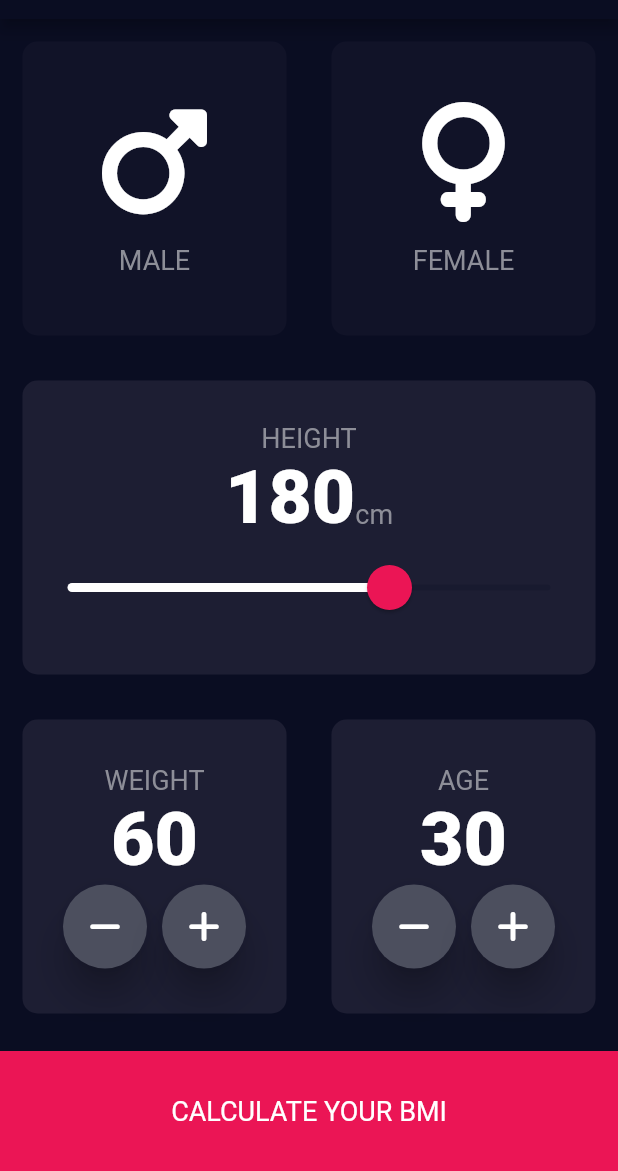
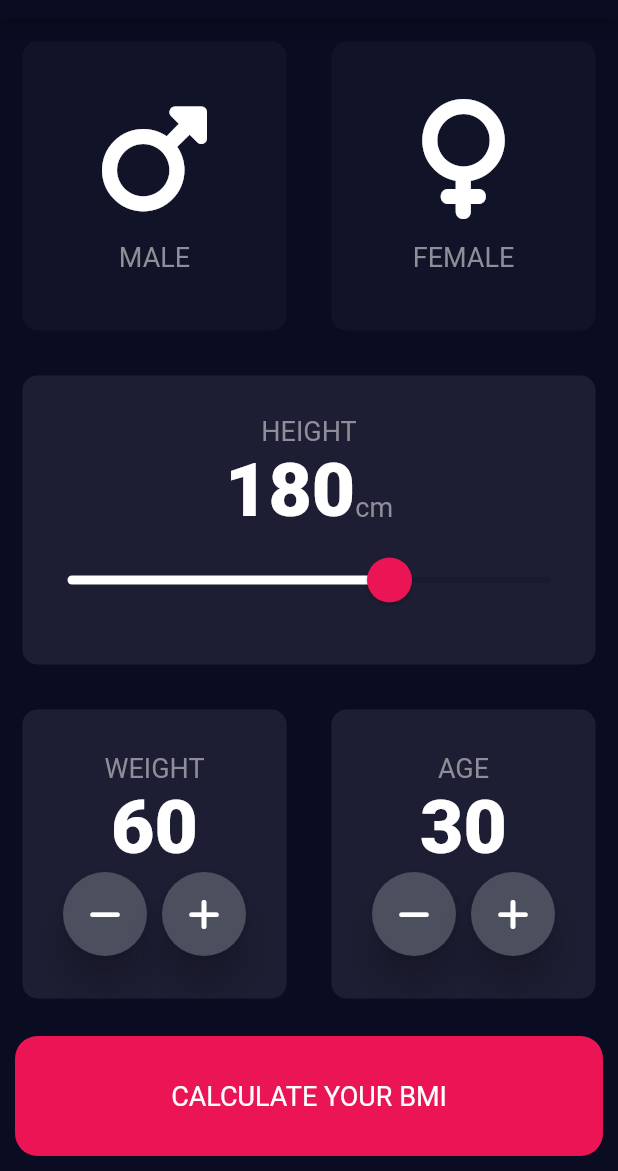
Before and after one commit to niladri60/BMICalculator, a Flutter app: the screen it shows after launch, on a phone screen of 412 x 824 dp, the part 65-1236 px from its top. Run offline on Flutter 3.47's test engine with Material 2 defaults, Android fonts, the phone set to English and light mode, and no system bars; our stand-ins replace font_awesome_flutter.

Commit message:
10th Commit

```diff
--- /dev/null
+++ b/lib/bottom_button.dart
@@ -0,0 +1,28 @@
+import 'package:flutter/material.dart';
+import 'constants.dart';
+class BottomButton extends StatelessWidget {
+  const BottomButton(
+      {super.key, required this.onPressed, required this.buttonTitle});
+
+  final VoidCallback onPressed;
+  final String buttonTitle;
+  @override
+  Widget build(BuildContext context) {
+    return GestureDetector(
+      onTap: onPressed,
+      child: Container(
+        decoration: kLargeButtonStyle,
+        // color: kbottomContainerColor,
+        margin: const EdgeInsets.all(10.0),
+        width: double.infinity,
+        height: 80.0,
+        child: Center(
+          child: Text(
+            buttonTitle,
+            style: TextStyle(color: Colors.white, fontSize: 18.0),
+          ),
+        ),
+      ),
+    );
+  }
+}
--- a/lib/constants.dart
+++ b/lib/constants.dart
@@ -11,3 +11,18 @@ const kNumberTextStyle = TextStyle(
   fontSize: 50.0,
   fontWeight: FontWeight.w900,
 );
+const kLargeButtonStyle = BoxDecoration(
+  color: kbottomContainerColor,
+  borderRadius: BorderRadius.all(
+    Radius.circular(15.0),
+  ),
+);
+const kTitleTextStyle = TextStyle(
+  fontSize: 40.0,
+  fontWeight: FontWeight.bold,
+);
+const kResultTextStyle = TextStyle(
+  color: Color(0xFF24D876),
+  fontSize: 22.0,
+  fontWeight: FontWeight.bold,
+);
--- a/lib/input_page.dart
+++ b/lib/input_page.dart
@@ -1,11 +1,11 @@
-import 'package:bmi/results_page.dart';
 import 'package:flutter/material.dart';
 import 'package:font_awesome_flutter/font_awesome_flutter.dart';
 import 'reuseable_card.dart';
 import 'icon_content.dart';
 import 'constants.dart';
 import 'results_page.dart';
-
+import 'bottom_button.dart';
+import 'roundIcon_button.dart';
 enum Gender {
   male,
   female,
@@ -214,47 +214,17 @@ class _InputPageState extends State<InputPage> {
               ],
             ),
           ),
-          GestureDetector(
-            onTap: () {
-              Navigator.push(context,
-                  MaterialPageRoute(builder: (context) => ResultPage()));
+          BottomButton(
+            buttonTitle: 'CALCULATE YOUR BMI',
+            onPressed: () {
+              Navigator.push(
+                context,
+                MaterialPageRoute(builder: (context) => ResultPage()),
+              );
             },
-            child: Container(
-              child: Center(
-                child: Text(
-                  'CALCULATE YOUR BMI',
-                  style: TextStyle(color: Colors.white, fontSize: 18.0),
-                ),
-              ),
-              color: kbottomContainerColor,
-              margin: const EdgeInsets.only(top: 10.0),
-              width: double.infinity,
-              height: 80.0,
-            ),
-          )
+          ),
         ],
       ),
     );
   }
 }
-
-class RoundIconButton extends StatelessWidget {
-  const RoundIconButton(
-      {super.key, required this.icon, required this.onPressed});
-  final IconData icon;
-  final VoidCallback onPressed;
-  @override
-  Widget build(BuildContext context) {
-    return RawMaterialButton(
-      child: Icon(icon),
-      onPressed: onPressed,
-      elevation: 10.0,
-      constraints: BoxConstraints.tightFor(
-        width: 56.0,
-        height: 56.0,
-      ),
-      shape: CircleBorder(),
-      fillColor: Color(0xFF4C4F5E),
-    );
-  }
-}
--- /dev/null
+++ b/lib/roundIcon_button.dart
@@ -0,0 +1,22 @@
+import 'package:flutter/material.dart';
+
+class RoundIconButton extends StatelessWidget {
+  const RoundIconButton(
+      {super.key, required this.icon, required this.onPressed});
+  final IconData icon;
+  final VoidCallback onPressed;
+  @override
+  Widget build(BuildContext context) {
+    return RawMaterialButton(
+      child: Icon(icon),
+      onPressed: onPressed,
+      elevation: 10.0,
+      constraints: BoxConstraints.tightFor(
+        width: 56.0,
+        height: 56.0,
+      ),
+      shape: CircleBorder(),
+      fillColor: Color(0xFF4C4F5E),
+    );
+  }
+}
```
Also changed, not shown: lib/results_page.dart (+62 -1 lines).
